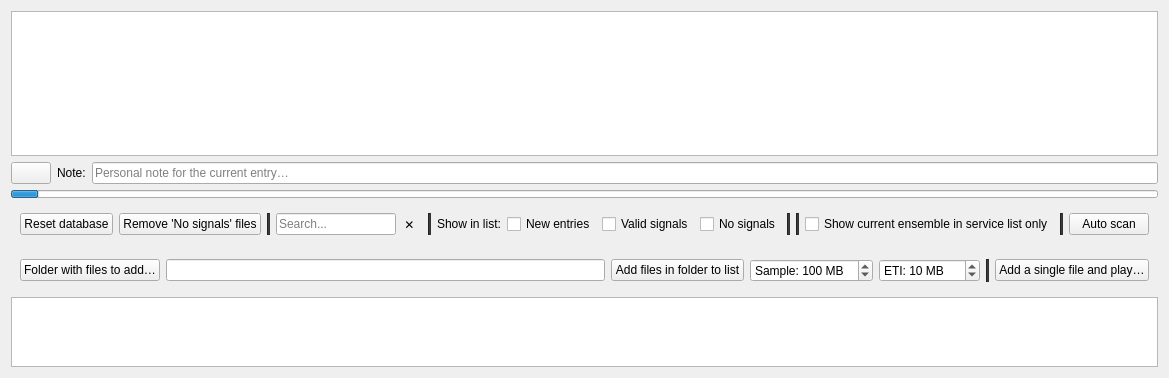
Old version of the form src/base/forms/ensemble_list.ui in the repository tomneda/DABstar.
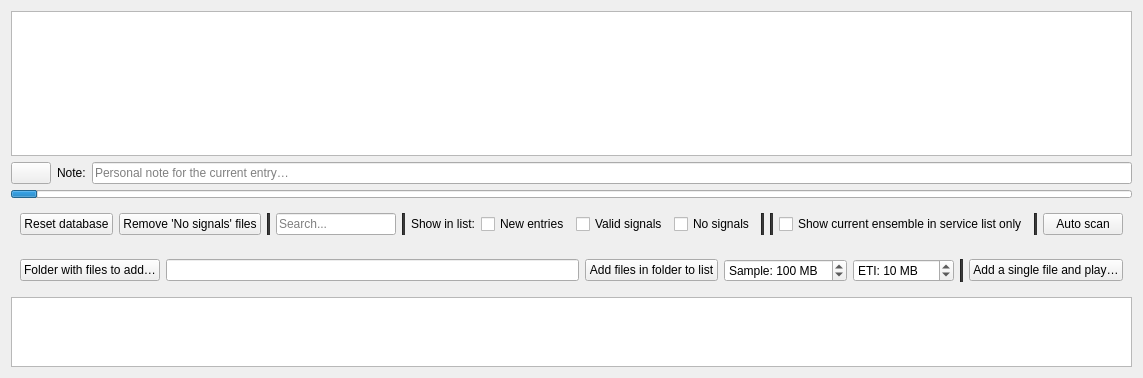
New version of the form.

Commit message: Use built-in ensemble search clear button

The edit to the form file:
```diff
--- a/src/base/forms/ensemble_list.ui
+++ b/src/base/forms/ensemble_list.ui
@@ -134,23 +134,6 @@
        </spacer>
       </item>
       <item>
-       <layout class="QHBoxLayout" name="layoutSearchInList">
-        <property name="spacing">
-         <number>1</number>
-        </property>
-        <property name="leftMargin">
-         <number>0</number>
-        </property>
-        <property name="topMargin">
-         <number>0</number>
-        </property>
-        <property name="rightMargin">
-         <number>0</number>
-        </property>
-        <property name="bottomMargin">
-         <number>0</number>
-        </property>
-        <item>
          <widget class="QLineEdit" name="ledSearchInList">
           <property name="minimumSize">
            <size>
@@ -171,21 +154,6 @@
            <string>Search...</string>
           </property>
          </widget>
-        </item>
-        <item>
-         <widget class="QToolButton" name="btnClearSearchInList">
-          <property name="toolTip">
-           <string>&lt;html&gt;&lt;head/&gt;&lt;body&gt;&lt;p&gt;&lt;span style=&quot; font-weight:700;&quot;&gt;Clear search text&lt;/span&gt;&lt;/p&gt;&lt;/body&gt;&lt;/html&gt;</string>
-          </property>
-          <property name="text">
-           <string notr="true">✕</string>
-          </property>
-          <property name="autoRaise">
-           <bool>true</bool>
-          </property>
-         </widget>
-        </item>
-       </layout>
       </item>
       <item>
        <widget class="Line" name="line_5">
```
Left out of the diff: 3 changed lines with no effect on the pictures. Lines whose indentation alone changed are shown as unchanged. The commit also changes 1 other file.
